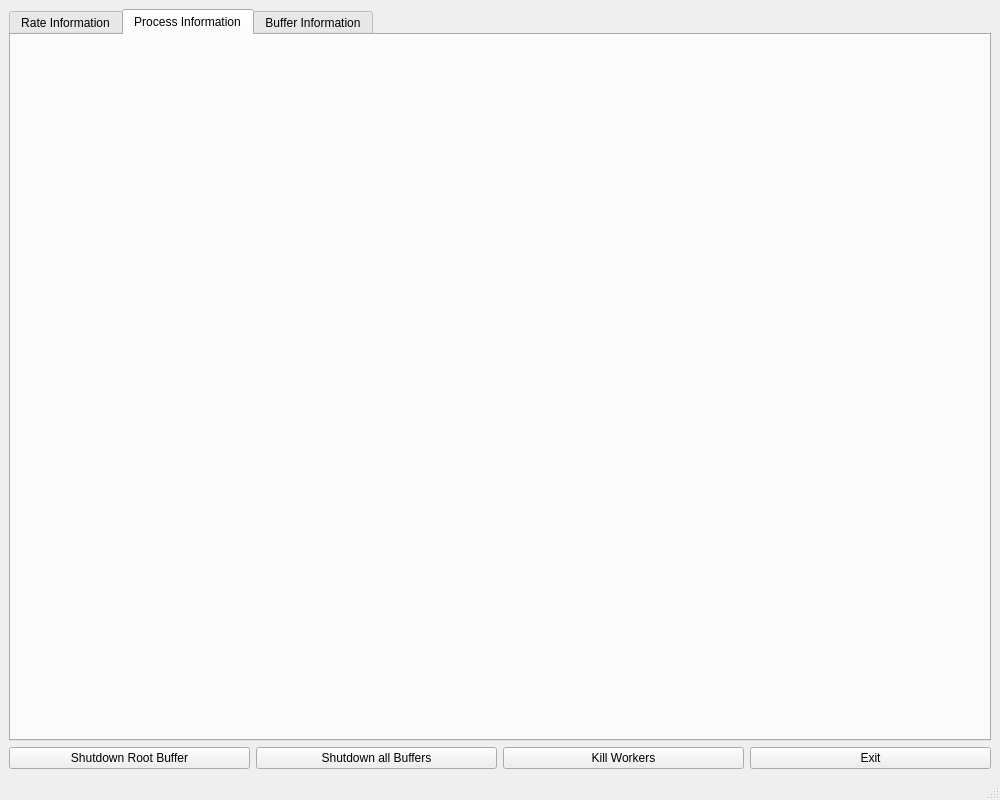
This is mimocorb2/gui.ui in JulianBaader/mimoCoRB2 as Qt 5 draws it before an edit. The edited form follows.
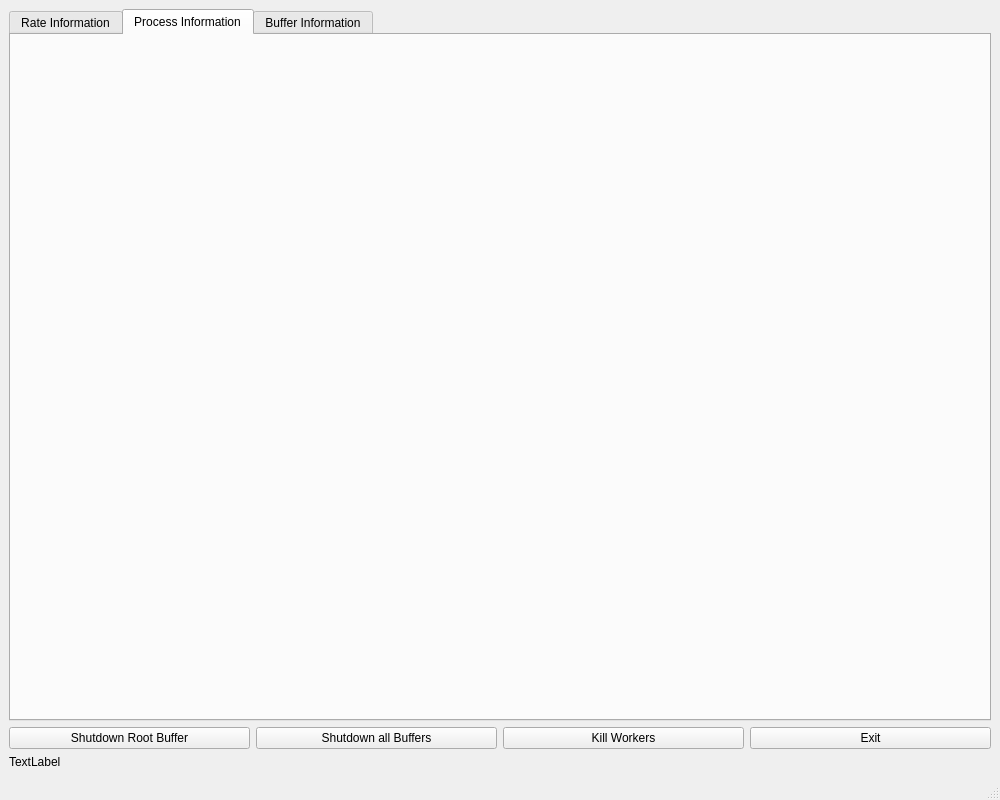
This is the edited form. The open tabs and pages were chosen to show the change.

Commit message: fix size of gui plots

The edit to the form file:
```diff
--- a/mimocorb2/gui.ui
+++ b/mimocorb2/gui.ui
@@ -48,14 +48,7 @@
        </attribute>
        <layout class="QVBoxLayout" name="processLayout">
         <item>
-         <widget class="QWidget" name="processPlaceholder" native="true">
-          <property name="minimumSize">
-           <size>
-            <width>800</width>
-            <height>600</height>
-           </size>
-          </property>
-         </widget>
+         <widget class="QWidget" name="processPlaceholder" native="true"/>
         </item>
        </layout>
       </widget>
@@ -110,6 +103,13 @@
       </item>
      </layout>
     </item>
+    <item>
+     <widget class="QLabel" name="label">
+      <property name="text">
+       <string>TextLabel</string>
+      </property>
+     </widget>
+    </item>
    </layout>
   </widget>
   <widget class="QMenuBar" name="menubar">
```
Left out of the diff: 21 changed lines with no effect on the pictures. The commit also changes 1 other file.
